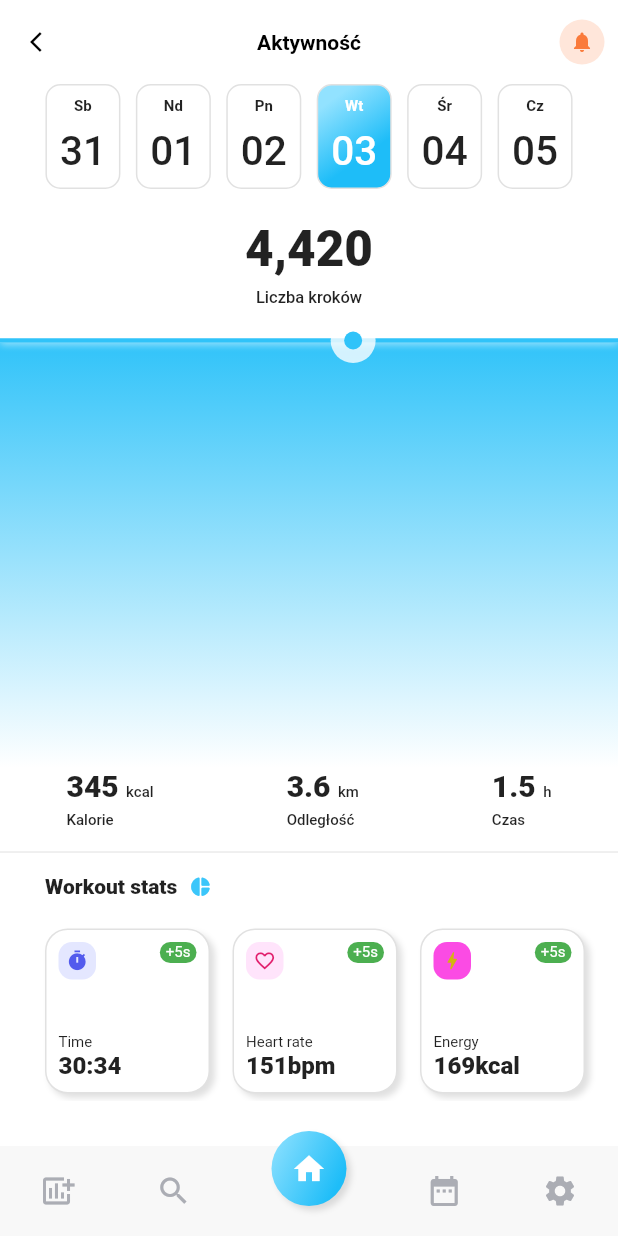
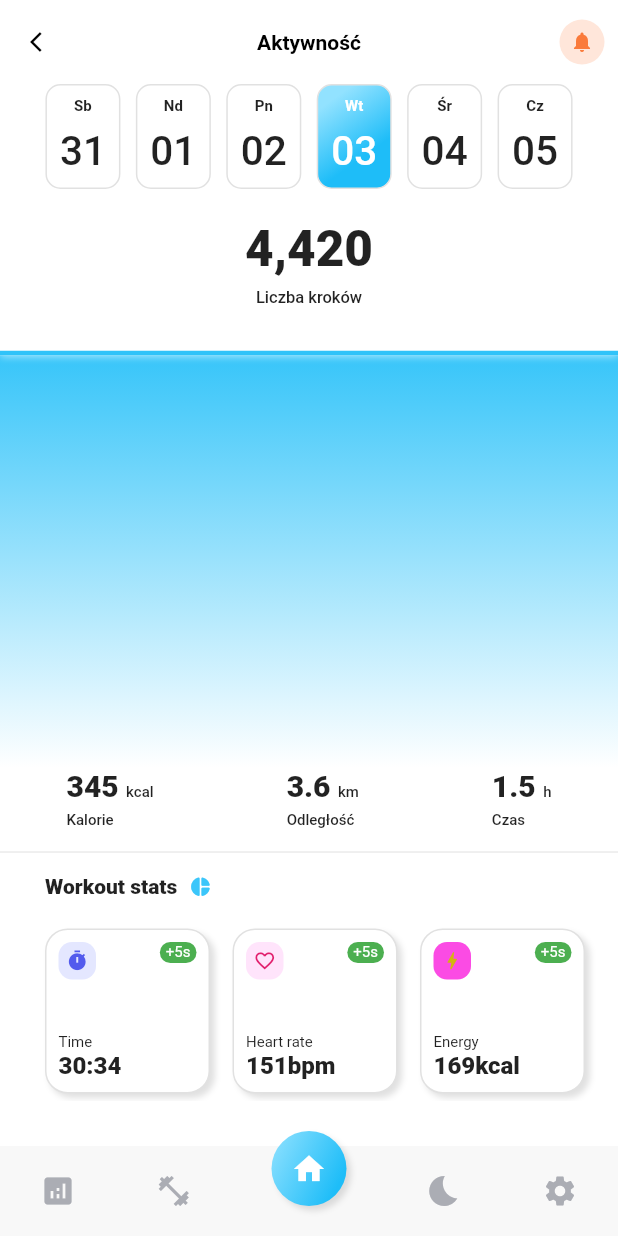
Before and after one commit to sebastianrichter711/PAUM-projekt, a Flutter app: the screen it shows after launch, after a tap on the "home" icon, on a phone screen of 412 x 824 dp. Run offline on Flutter 3.47's test engine with Material 2 defaults, Android fonts, the phone set to English and light mode, and no system bars; our stand-ins replace permission_handler; missing offline and left inert: health.

Commit message:
Podmiana ikonek

```diff
--- a/healthcareapp/lib/widgets/bottom_navigation.dart
+++ b/healthcareapp/lib/widgets/bottom_navigation.dart
@@ -14,13 +14,13 @@
         child: Row(
           mainAxisAlignment: MainAxisAlignment.spaceAround,
           children: [
-          const Icon(Icons.add_chart),
-          const Icon(Icons.search),
+          const Icon(Icons.analytics),
+          const Icon(Icons.fitness_center),
           Transform.translate(
             offset: const Offset(0,-15),
             child: GestureDetector(
               onTap: () {
-              // Navigator.of(context).pushReplacementNamed('/');
+                 Navigator.of(context).pushReplacementNamed('/details');
               },
               child: Container(
                 padding: const EdgeInsets.all(13),
@@ -45,10 +45,10 @@
                 color:Colors.white)),
             ),
           ),
-          const Icon(Icons.date_range),
+          const Icon(Icons.bedtime),
           GestureDetector(
             onTap: () {
-              // Navigator.of(context).pushNamed('/details');
+              Navigator.of(context).pushNamed('/bmi');
             },
             child: const Icon(Icons.settings)
             ),
```
